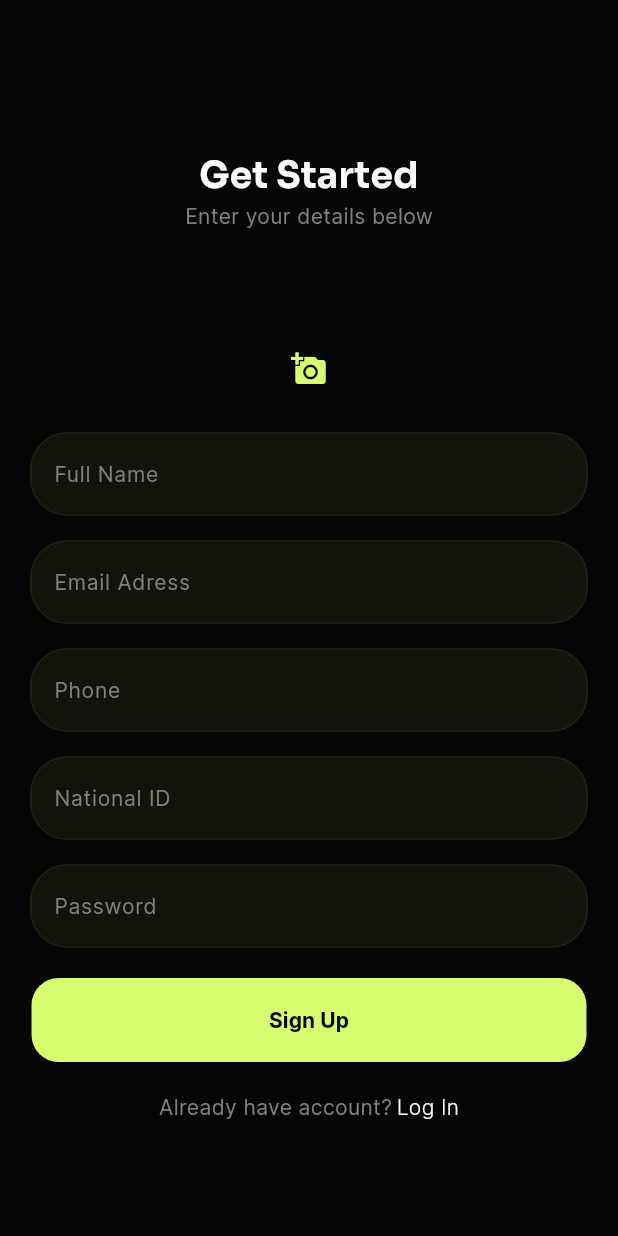
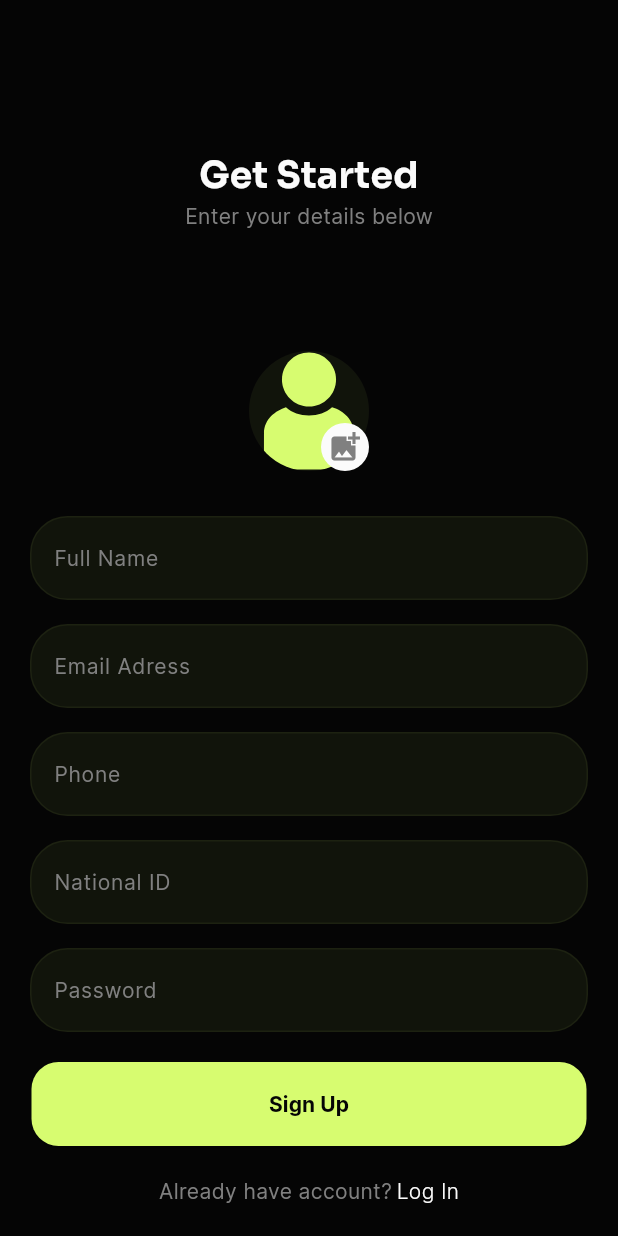
Before and after one commit to ahmdZhran/e-commerce, a Flutter app: the SignUpViwe screen opened by its route, on a phone screen of 412 x 824 dp. Run offline on Flutter 3.47's test engine with Material 3 defaults, Android fonts, the phone set to English and light mode, and no system bars; our stand-ins replace bloc, dio, flutter_bloc, flutter_svg, get_it, go_router and 3 more; accounts and stored records are empty.

Commit message:
select photo from device done

```diff
--- a/lib/core/utls/app_assets.dart
+++ b/lib/core/utls/app_assets.dart
@@ -1,5 +1,8 @@
 class AppAssets {
   AppAssets._();
+
+  ///Assets for Registeration
+  static const String avatar = "assets/images/avatar.svg";
 
   /// Assets for splsh view
   /// assets/image/shop_logo.svg
--- a/lib/features/auth/auth_cubit/cubit/auth_cubit.dart
+++ b/lib/features/auth/auth_cubit/cubit/auth_cubit.dart
@@ -7,6 +7,7 @@ import 'package:e_commerce/core/network/remote/dio_helper.dart';
 import 'package:e_commerce/core/utls/constants.dart';
 import 'package:e_commerce/features/auth/data/models/user_model.dart';
 import 'package:flutter/material.dart';
+import 'package:flutter_bloc/flutter_bloc.dart';
 
 import 'package:image_picker/image_picker.dart';
 import 'package:meta/meta.dart';
@@ -20,9 +21,15 @@ class AuthCubit extends Cubit<AuthState> {
   String? name;
   String? nationalId;
   String? phone;
+  var nameController = TextEditingController();
+  var eamilController = TextEditingController();
+  var phoneController = TextEditingController();
+  var nationIdController = TextEditingController();
+  var passwordController = TextEditingController();
 
   GlobalKey<FormState> singInFormKey = GlobalKey();
   UserModel? userModel;
+  static AuthCubit get(context) => BlocProvider.of(context);
   void userRegister(name, email, phone, nationalId, password) {
     DioHelperStore.postData(url: ApiConstants.registerApi, data: {
       "name": name,
--- a/lib/features/auth/presentation/widgets/add_personal_photo.dart
+++ b/lib/features/auth/presentation/widgets/add_personal_photo.dart
@@ -1,14 +1,68 @@
+import 'package:e_commerce/core/utls/app_assets.dart';
 import 'package:e_commerce/core/utls/app_color.dart';
+import 'package:e_commerce/features/auth/auth_cubit/cubit/auth_cubit.dart';
 import 'package:flutter/material.dart';
+import 'package:flutter_bloc/flutter_bloc.dart';
+import 'package:flutter_svg/svg.dart';
 
 class AddPersonalPhotoWidget extends StatelessWidget {
   const AddPersonalPhotoWidget({super.key});
 
   @override
   Widget build(BuildContext context) {
-    return Icon(
-      Icons.add_a_photo,
-      color: AppColors.kPrimaryColor,
+    return BlocConsumer<AuthCubit, AuthState>(
+      listener: (context, state) {
+        // TODO: implement listener
+      },
+      builder: (context, state) {
+        var cubit = AuthCubit.get(context);
+        return cubit.image == null
+            ? MaterialButton(
+                onPressed: () {
+                  cubit.addImage();
+                },
+                child: Stack(
+                  children: [
+                    CircleAvatar(
+                      backgroundColor: AppColors.kDarkGreyColor,
+                      radius: 40,
+                      child: ClipOval(
+                        child: SvgPicture.asset(
+                          AppAssets.avatar,
+                          colorFilter: ColorFilter.mode(
+                              AppColors.kPrimaryColor, BlendMode.srcIn),
+                        ),
+                      ),
+                    ),
+                    Positioned(
+                      bottom: 0,
+                      right: 0,
+                      child: CircleAvatar(
+                        backgroundColor: AppColors.kWhiteColor,
+                        radius: 16,
+                        child: Icon(
+                          Icons.add_photo_alternate,
+                          color: AppColors.kGreyColor,
+                        ),
+                      ),
+                    ),
+                  ],
+                ),
+              )
+            : CircleAvatar(
+                radius: 40,
+                child: ClipOval(
+                  child: Container(
+                    decoration: BoxDecoration(
+                      image: DecorationImage(
+                        image: FileImage(cubit.image!),
+                        fit: BoxFit.fill,
+                      ),
+                    ),
+                  ),
+                ),
+              );
+      },
     );
   }
 }
--- a/lib/features/auth/presentation/widgets/custom_form_for_signupwidget.dart
+++ b/lib/features/auth/presentation/widgets/custom_form_for_signupwidget.dart
@@ -19,7 +19,9 @@ class CustomSignUpFormWidget extends StatelessWidget {
         // TODO: implement listener
       },
       builder: (context, state) {
+        var cubit = AuthCubit.get(context);
         AuthCubit authCubit = BlocProvider.of<AuthCubit>(context);
+
         return Form(
           key: authCubit.singInFormKey,
           child: Column(children: [
```
Also changed, not shown: assets/images/avatar.svg (added).
